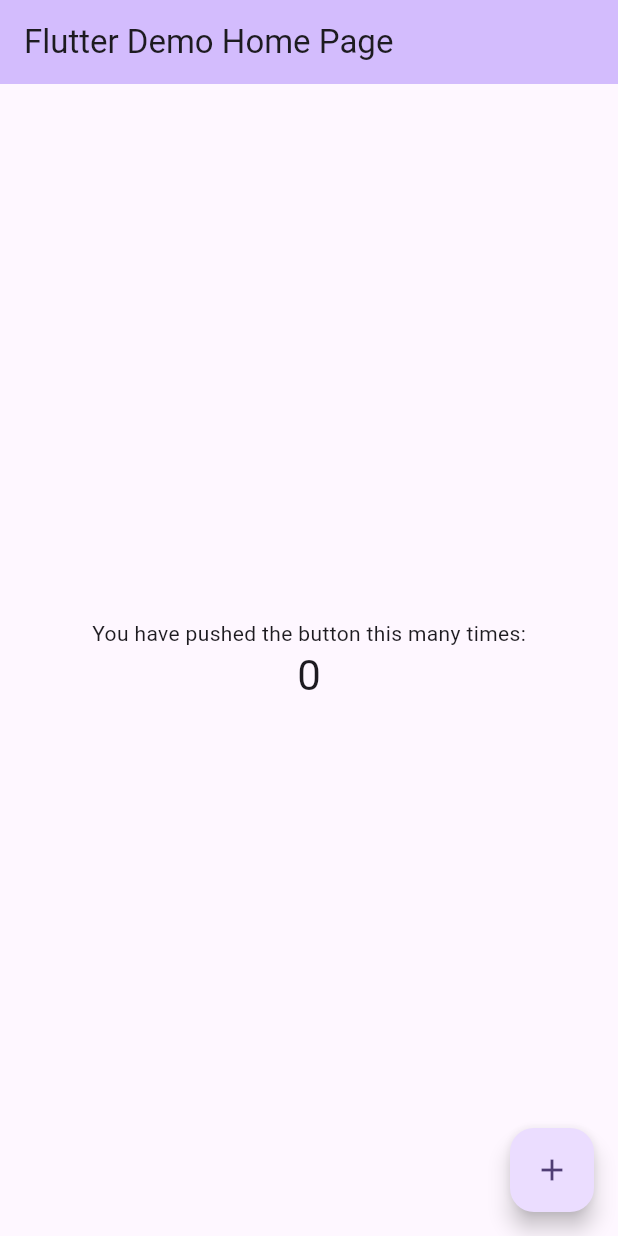
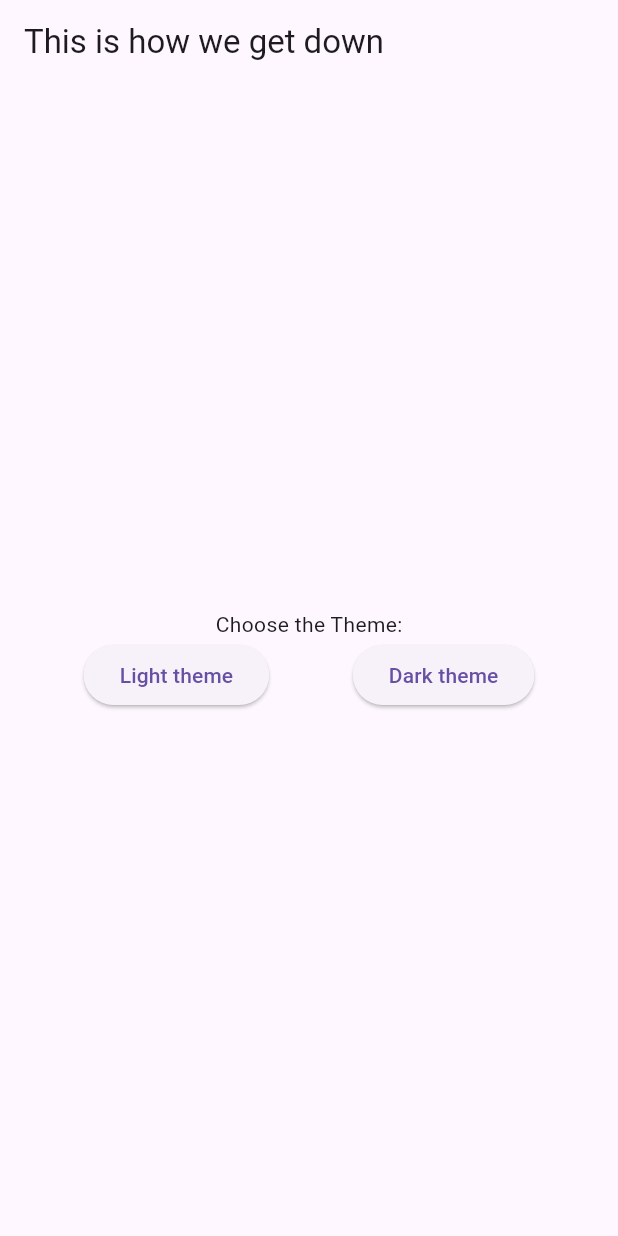
Before and after one commit to ClearNixson/weather_info_app, a Flutter app: the screen it shows after launch, on a phone screen of 412 x 824 dp. Run offline on Flutter 3.47's test engine with Material 3 defaults, Android fonts, the phone set to English and light mode, and no system bars.

Commit message:
Update main.dart

```diff
--- a/lib/main.dart
+++ b/lib/main.dart
@@ -1,125 +1,65 @@
 import 'package:flutter/material.dart';
 
 void main() {
-  runApp(const MyApp());
+  runApp(RunMyApp());
 }
 
-class MyApp extends StatelessWidget {
-  const MyApp({super.key});
+class RunMyApp extends StatefulWidget {
+  const RunMyApp({super.key});
 
-  // This widget is the root of your application.
   @override
-  Widget build(BuildContext context) {
-    return MaterialApp(
-      title: 'Flutter Demo',
-      theme: ThemeData(
-        // This is the theme of your application.
-        //
-        // TRY THIS: Try running your application with "flutter run". You'll see
-        // the application has a purple toolbar. Then, without quitting the app,
-        // try changing the seedColor in the colorScheme below to Colors.green
-        // and then invoke "hot reload" (save your changes or press the "hot
-        // reload" button in a Flutter-supported IDE, or press "r" if you used
-        // the command line to start the app).
-        //
-        // Notice that the counter didn't reset back to zero; the application
-        // state is not lost during the reload. To reset the state, use hot
-        // restart instead.
-        //
-        // This works for code too, not just values: Most code changes can be
-        // tested with just a hot reload.
-        colorScheme: ColorScheme.fromSeed(seedColor: Colors.deepPurple),
-        useMaterial3: true,
-      ),
-      home: const MyHomePage(title: 'Flutter Demo Home Page'),
-    );
-  }
+  State<RunMyApp> createState() => _RunMyAppState();
 }
 
-class MyHomePage extends StatefulWidget {
-  const MyHomePage({super.key, required this.title});
-
-  // This widget is the home page of your application. It is stateful, meaning
-  // that it has a State object (defined below) that contains fields that affect
-  // how it looks.
-
-  // This class is the configuration for the state. It holds the values (in this
-  // case the title) provided by the parent (in this case the App widget) and
-  // used by the build method of the State. Fields in a Widget subclass are
-  // always marked "final".
-
-  final String title;
-
-  @override
-  State<MyHomePage> createState() => _MyHomePageState();
-}
-
-class _MyHomePageState extends State<MyHomePage> {
-  int _counter = 0;
-
-  void _incrementCounter() {
+class _RunMyAppState extends State<RunMyApp> {
+  ThemeMode _themeMode = ThemeMode.system;
+  void changeTheme(ThemeMode themeMode) {
     setState(() {
-      // This call to setState tells the Flutter framework that something has
-      // changed in this State, which causes it to rerun the build method below
-      // so that the display can reflect the updated values. If we changed
-      // _counter without calling setState(), then the build method would not be
-      // called again, and so nothing would appear to happen.
-      _counter++;
+      _themeMode = themeMode;
     });
   }
 
   @override
   Widget build(BuildContext context) {
-    // This method is rerun every time setState is called, for instance as done
-    // by the _incrementCounter method above.
-    //
-    // The Flutter framework has been optimized to make rerunning build methods
-    // fast, so that you can just rebuild anything that needs updating rather
-    // than having to individually change instances of widgets.
-    return Scaffold(
+    return MaterialApp(
+      theme: ThemeData(primarySwatch: Colors.blueGrey),
+
+      // standard dark theme
+      darkTheme: ThemeData.dark(),
+      themeMode: _themeMode,
+      debugShowCheckedModeBanner: false,
+      home: Scaffold(
         appBar: AppBar(
-        // TRY THIS: Try changing the color here to a specific color (to
-        // Colors.amber, perhaps?) and trigger a hot reload to see the AppBar
-        // change color while the other colors stay the same.
-        backgroundColor: Theme.of(context).colorScheme.inversePrimary,
-        // Here we take the value from the MyHomePage object that was created by
-        // the App.build method, and use it to set our appbar title.
-        title: Text(widget.title),
+          title: Text('This is how we get down '),
         ),
         body: Center(
-        // Center is a layout widget. It takes a single child and positions it
-        // in the middle of the parent.
           child: Column(
-          // Column is also a layout widget. It takes a list of children and
-          // arranges them vertically. By default, it sizes itself to fit its
-          // children horizontally, and tries to be as tall as its parent.
-          //
-          // Column has various properties to control how it sizes itself and
-          // how it positions its children. Here we use mainAxisAlignment to
-          // center the children vertically; the main axis here is the vertical
-          // axis because Columns are vertical (the cross axis would be
-          // horizontal).
-          //
-          // TRY THIS: Invoke "debug painting" (choose the "Toggle Debug Paint"
-          // action in the IDE, or press "p" in the console), to see the
-          // wireframe for each widget.
             mainAxisAlignment: MainAxisAlignment.center,
-          children: <Widget>[
+            children: [
               const Text(
-              'You have pushed the button this many times:',
+                'Choose the Theme:',
               ),
-            Text(
-              '$_counter',
-              style: Theme.of(context).textTheme.headlineMedium,
+              Row(
+                mainAxisAlignment: MainAxisAlignment.spaceEvenly,
+                children: [
+                  // Change theme & rebuild to
+                  // show it using these buttons
+                  ElevatedButton(
+                      onPressed: () {
+                        changeTheme(ThemeMode.light);
+                      },
+                      child: Text('Light theme')),
+                  ElevatedButton(
+                      onPressed: () {
+                        changeTheme(ThemeMode.dark);
+                      },
+                      child: Text('Dark theme')),
+                ],
               ),
             ],
           ),
         ),
-      floatingActionButton: FloatingActionButton(
-        onPressed: _incrementCounter,
-        tooltip: 'Increment',
-        child: const Icon(Icons.add),
-      ), // This trailing comma makes auto-formatting nicer for build methods.
+      ),
     );
   }
 }
```
Lines whose indentation alone changed are shown as unchanged.
